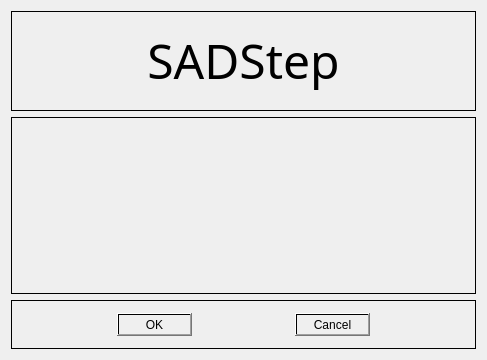
Qt form Source/SADStepProgram/basemenuform.ui (smaudet/sadstep) before a commit.
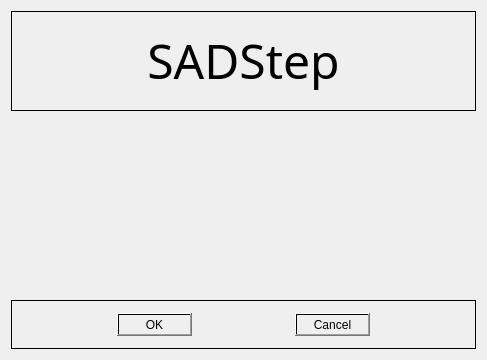
The same form after that commit.

Diff of the .ui file:
```diff
--- a/Source/SADStepProgram/basemenuform.ui
+++ b/Source/SADStepProgram/basemenuform.ui
@@ -69,7 +69,7 @@
    <item>
     <widget class="QFrame" name="frame_2">
      <property name="styleSheet">
-      <string>background-color: qlineargradient(spread:pad, x1:0, y1:0, x2:1, y2:0, stop:0 rgba(0, 0, 0, 0), stop:1 rgba(255, 255, 255, 0));</string>
+      <string>background-color: rgba(255, 255, 255, 0);</string>
      </property>
      <property name="frameShape">
       <enum>QFrame::StyledPanel</enum>
```
